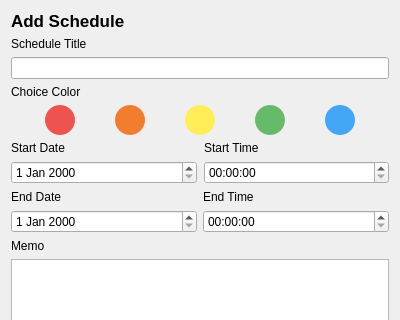
Above: ScheduleInputView.ui from LSB0201/2026-VEDA4-Schedule_Management before the change; both pictures show x 0 to 400 and y 0 to 320 of the 400 by 579 pixel window. Below: the same form after it.
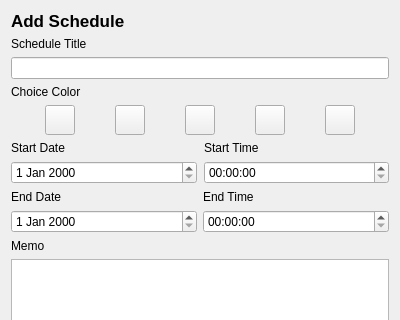
That is the form after the change. Custom widgets are drawn as their Qt base class.

```diff
--- a/ScheduleInputView.ui
+++ b/ScheduleInputView.ui
@@ -67,9 +67,7 @@
           </size>
          </property>
          <property name="styleSheet">
-          <string notr="true">background-color: #EF5350;
-border: none;
-border-radius: 15px;</string>
+          <string notr="true"/>
          </property>
          <property name="text">
           <string/>
@@ -91,9 +89,7 @@
           </size>
          </property>
          <property name="styleSheet">
-          <string notr="true">background-color: #F37D2E;
-border: none;
-border-radius: 15px;</string>
+          <string notr="true"/>
          </property>
          <property name="text">
           <string/>
@@ -115,9 +111,7 @@
           </size>
          </property>
          <property name="styleSheet">
-          <string notr="true">background-color: #FFEE58;
-border: none;
-border-radius: 15px;</string>
+          <string notr="true"/>
          </property>
          <property name="text">
           <string/>
@@ -139,9 +133,7 @@
           </size>
          </property>
          <property name="styleSheet">
-          <string notr="true">background-color: #66BB6A;
-border: none;
-border-radius: 15px;</string>
+          <string notr="true"/>
          </property>
          <property name="text">
           <string/>
@@ -163,9 +155,7 @@
           </size>
          </property>
          <property name="styleSheet">
-          <string notr="true">background-color: #42A5F5;
-border: none;
-border-radius: 15px;</string>
+          <string notr="true"/>
          </property>
          <property name="text">
           <string/>
```
